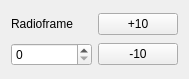
Before: the Qt Designer form ui/Widgets_TraceNavigation.ui in ComNets/openwns-wrowser, drawn with Qt 5.
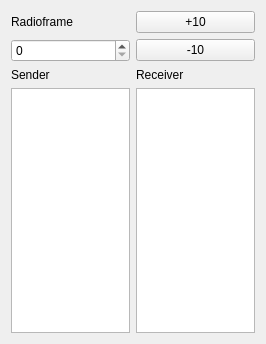
After: the same form once the commit is applied.

Commit message: Added filter by sender and receiver for traces

Diff of the .ui file:
```diff
--- a/ui/Widgets_TraceNavigation.ui
+++ b/ui/Widgets_TraceNavigation.ui
@@ -6,14 +6,14 @@
    <rect>
     <x>0</x>
     <y>0</y>
-    <width>189</width>
-    <height>79</height>
+    <width>266</width>
+    <height>344</height>
    </rect>
   </property>
   <property name="windowTitle">
    <string>Form</string>
   </property>
-  <layout class="QHBoxLayout" name="horizontalLayout">
+  <layout class="QVBoxLayout" name="verticalLayout">
    <item>
     <layout class="QGridLayout" name="gridLayout">
      <item row="0" column="0">
@@ -46,6 +46,38 @@
      </item>
     </layout>
    </item>
+   <item>
+    <layout class="QGridLayout" name="gridLayout_2">
+     <item row="0" column="0">
+      <widget class="QLabel" name="label_2">
+       <property name="text">
+        <string>Sender</string>
+       </property>
+      </widget>
+     </item>
+     <item row="0" column="1">
+      <widget class="QLabel" name="label_3">
+       <property name="text">
+        <string>Receiver</string>
+       </property>
+      </widget>
+     </item>
+     <item row="1" column="1">
+      <widget class="QListWidget" name="receivers">
+       <property name="selectionMode">
+        <enum>QAbstractItemView::MultiSelection</enum>
+       </property>
+      </widget>
+     </item>
+     <item row="1" column="0">
+      <widget class="QListWidget" name="senders">
+       <property name="selectionMode">
+        <enum>QAbstractItemView::MultiSelection</enum>
+       </property>
+      </widget>
+     </item>
+    </layout>
+   </item>
   </layout>
  </widget>
  <resources/>
```
The commit also changes 5 other files.
